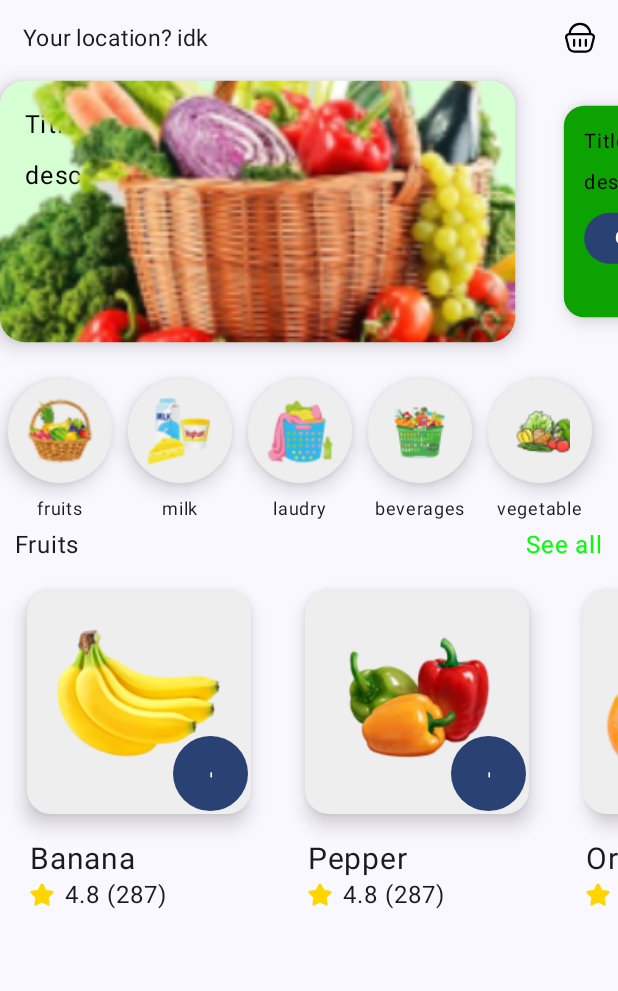
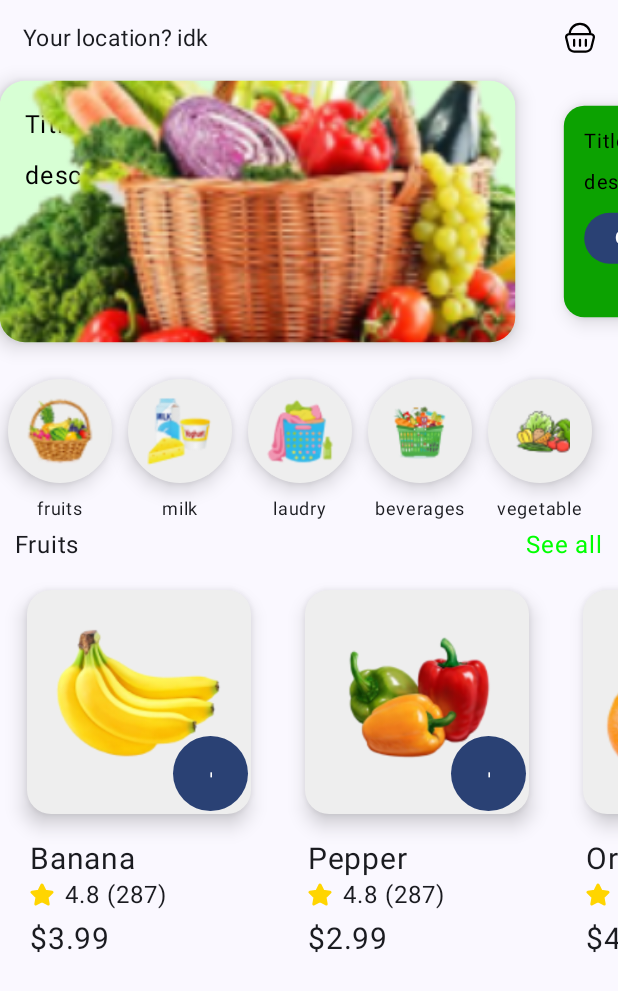
Before and after one commit to XLED-bd/Yaowosh-shop-app, an Android app built with Jetpack Compose: the screen it shows after launch (MainActivity), on a phone screen of 412 x 824 dp. Shown: the top 991 px of the screen. Run offline under Robolectric (Android 15) with nearby library versions, the phone set to English and light mode, and no system bars.

Commit message:
change card product

```diff
--- a/app/src/main/java/com/xled/yaowosh/MainActivity.kt
+++ b/app/src/main/java/com/xled/yaowosh/MainActivity.kt
@@ -45,6 +45,7 @@ import kotlinx.coroutines.delay
 import kotlinx.coroutines.launch
 
 class MainActivity : ComponentActivity() {
+
     override fun onCreate(savedInstanceState: Bundle?) {
         super.onCreate(savedInstanceState)
         enableEdgeToEdge()
@@ -486,7 +487,7 @@ fun CardProduct(item: Product){
             Button(modifier = Modifier.align(Alignment.BottomEnd)
                 .padding(10.dp)
                 .height(50.dp)
-                .width(50.dp), onClick = {  }) {
+                .width(50.dp), onClick = { addBasket(item) }) {
                 Text("+", fontSize = 30.sp)
             }
         }
@@ -498,12 +499,14 @@ fun CardProduct(item: Product){
                 modifier = Modifier.align(Alignment.CenterVertically).padding(end = 7.dp))
 
             Text("${item.rate} (${item.amount_rate})")
+        }
+        Text("$${item.cost}", fontSize = 20.sp, modifier = Modifier.padding(start = 20.dp, top = 5.dp))
+    }
+}
 
-        }
-    }
+fun addBasket(item: Product) {
 
 }
-
 
 
 @Preview(showBackground = true)
```
